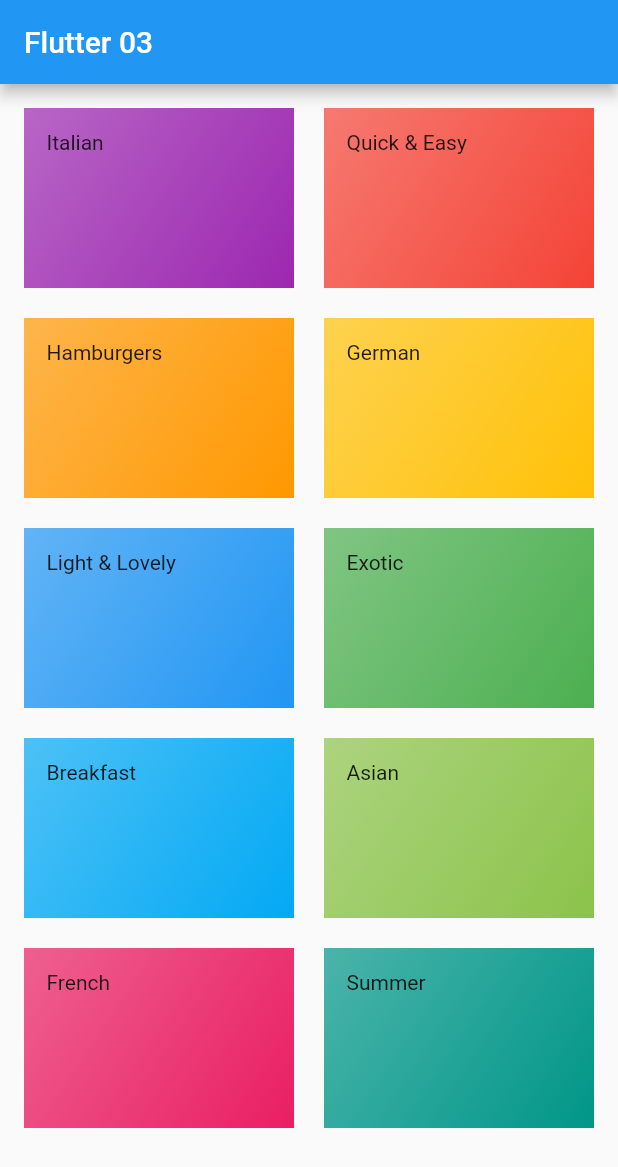
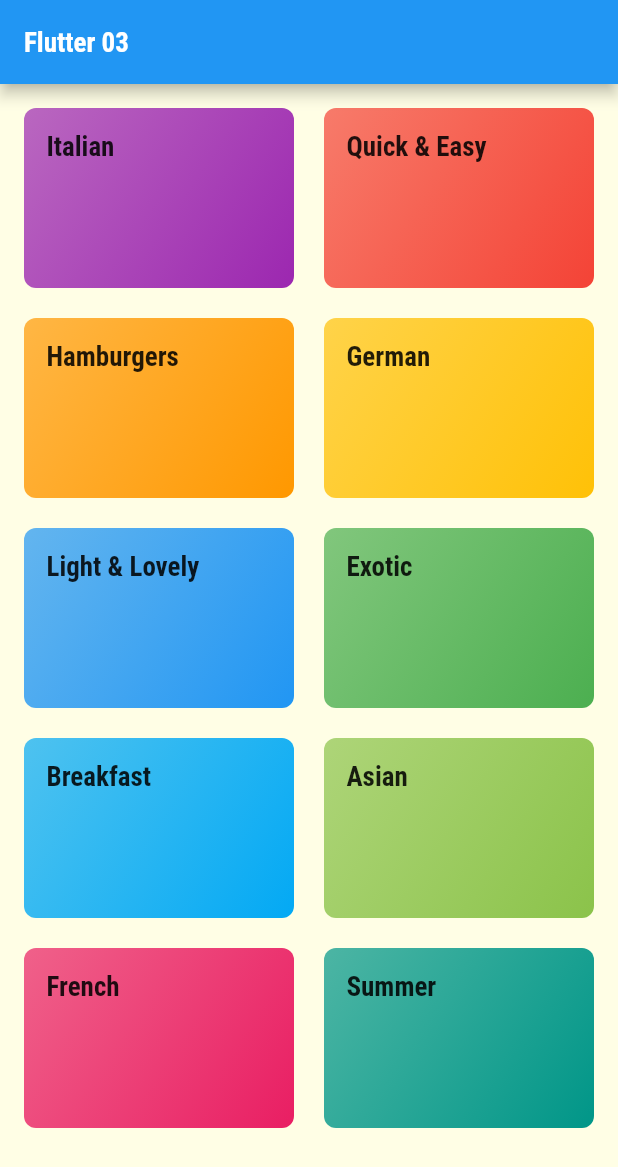
Before and after one commit to Cutter72/flutter_03, a Flutter app: the screen it shows after launch, on a phone screen of 412 x 824 dp. Shown: the top 1167 px of the screen. Run offline on Flutter 3.47's test engine with Material 2 defaults, Android fonts, the light colour scheme and no system bars.

Commit message:
Day 2 Custom fonts and font stylings added

```diff
--- a/lib/main.dart
+++ b/lib/main.dart
@@ -14,8 +14,18 @@
     return MaterialApp(
       title: 'Flutter 03',
       theme: ThemeData(
-        primarySwatch: Colors.blue,
-      ),
+          primarySwatch: Colors.pink,
+          colorScheme: ColorScheme.fromSwatch().copyWith(
+            secondary: Colors.amber,
+          ),
+          canvasColor: const Color.fromARGB(255, 255, 254, 229),
+          fontFamily: 'Raleway',
+          textTheme: ThemeData.light().textTheme.copyWith(
+                  headline6: const TextStyle(
+                fontSize: 18,
+                fontFamily: 'RobotoCondensed',
+                fontWeight: FontWeight.bold,
+              ))),
       home: const CategoriesScreen(),
     );
   }
--- a/lib/widgets/category_item.dart
+++ b/lib/widgets/category_item.dart
@@ -14,12 +14,16 @@
     return Container(
       padding: const EdgeInsets.all(15),
       decoration: BoxDecoration(
+          borderRadius: const BorderRadius.all(Radius.circular(8)),
           gradient: LinearGradient(
-        colors: [color.withOpacity(0.7), color],
-        begin: Alignment.topLeft,
-        end: Alignment.bottomRight,
-      )),
-      child: Text(title),
+            colors: [color.withOpacity(0.7), color],
+            begin: Alignment.topLeft,
+            end: Alignment.bottomRight,
+          )),
+      child: Text(
+        title,
+        style: Theme.of(context).textTheme.headline6,
+      ),
     );
   }
 }
```
Also changed, not shown: pubspec.yaml (+17 -11 lines), assets/fonts/Raleway-Black.ttf (added), assets/fonts/Raleway-Bold.ttf (added), assets/fonts/Raleway-Regular.ttf (added), assets/fonts/RobotoCondensed-Bold.ttf (added), assets/fonts/RobotoCondensed-Italic.ttf (added), assets/fonts/RobotoCondensed-Light.ttf (added), assets/fonts/RobotoCondensed-Regular.ttf (added).
